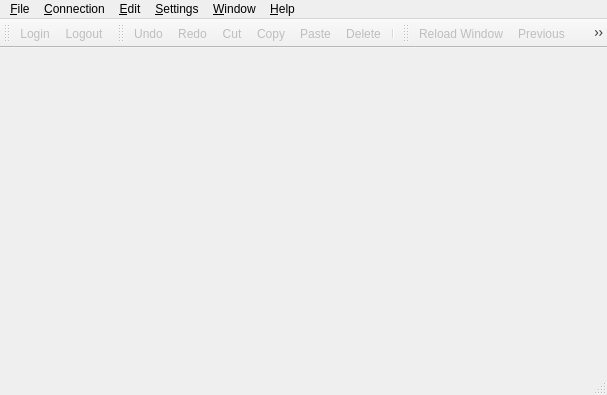
Old version of the form qt/MainWindow.ui in the repository Wolframe/qtClient.
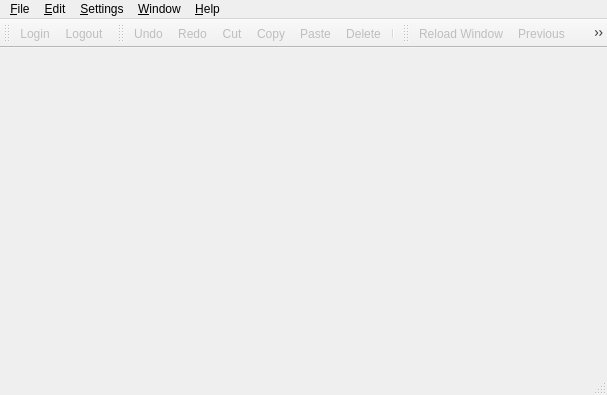
New version of the form. Icons and pictures are not drawn.

Commit message: small qtclient interface changes

```diff
--- a/qt/MainWindow.ui
+++ b/qt/MainWindow.ui
@@ -39,15 +39,6 @@
      <height>19</height>
     </rect>
    </property>
-   <widget class="QMenu" name="menuConnection">
-    <property name="title">
-     <string>&amp;Connection</string>
-    </property>
-    <addaction name="actionLogin"/>
-    <addaction name="actionLogout"/>
-    <addaction name="separator"/>
-    <addaction name="actionManageServers"/>
-   </widget>
    <widget class="QMenu" name="menuHelp">
     <property name="title">
      <string>&amp;Help</string>
@@ -119,7 +110,6 @@
     <addaction name="menuLanguages"/>
    </widget>
    <addaction name="menuFile"/>
-   <addaction name="menuConnection"/>
    <addaction name="menuEdit"/>
    <addaction name="menuSettings"/>
    <addaction name="menuWindow"/>
```
Left out of the diff: 4 changed lines with no effect on the pictures. The commit also changes 2 other files.
